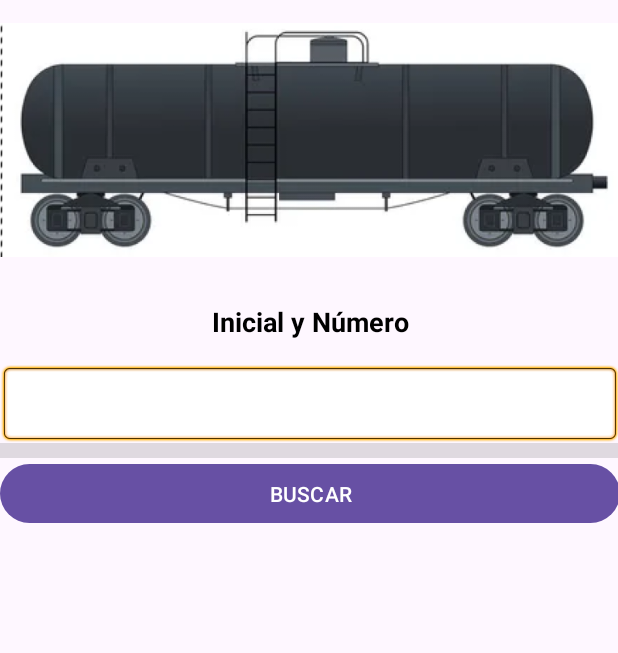
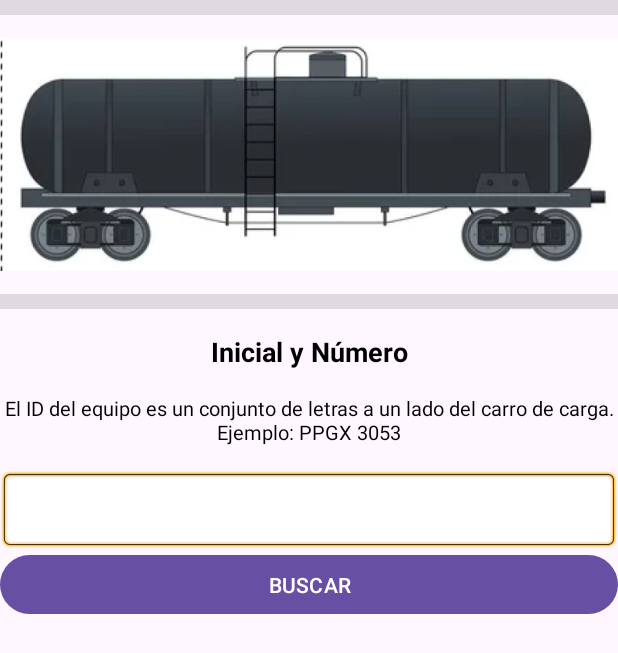
Before and after one commit to edsarmiento/train_advisor, an Android app: the screen it shows after launch (MainActivity), on a phone screen of 412 x 824 dp. Shown: the top 653 px of the screen. Run offline under Robolectric (Android 15) with nearby library versions, the phone set to English and light mode, and no system bars.

Commit message:
initial layout ok

```diff
--- a/app/src/main/res/layout/activity_main.xml
+++ b/app/src/main/res/layout/activity_main.xml
@@ -7,12 +7,21 @@
     android:layout_height="match_parent"
     tools:context=".MainActivity">
 
+    <ScrollView
+        android:layout_width="match_parent"
+        android:layout_height="match_parent">
+
         <LinearLayout
-        android:layout_width="413dp"
-        android:layout_height="402dp"
+            android:layout_width="match_parent"
+            android:layout_height="match_parent"
             android:orientation="vertical"
             app:layout_constraintStart_toStartOf="parent"
             tools:layout_editor_absoluteY="1dp">
+            <View
+                android:id="@+id/divider1"
+                android:layout_width="match_parent"
+                android:layout_height="10dp"
+                android:background="?android:attr/listDivider" />
 
             <ImageView
                 android:id="@+id/imageView"
@@ -24,35 +33,45 @@
                 tools:layout_editor_absoluteX="0dp"
                 tools:layout_editor_absoluteY="-1dp" />
 
+            <View
+                android:id="@+id/divider2"
+                android:layout_width="match_parent"
+                android:layout_height="10dp"
+                android:background="?android:attr/listDivider" />
+
             <TextView
                 android:id="@+id/label1"
                 android:layout_width="match_parent"
                 android:layout_height="wrap_content"
+                android:layout_marginTop="16dp"
+                android:text="Inicial y Número"
                 android:textAlignment="center"
+                android:textColor="#000000"
                 android:textSize="18sp"
+                android:textStyle="bold" />
+
+            <TextView
+                android:id="@+id/label12"
+                android:layout_width="match_parent"
+                android:layout_height="wrap_content"
+                android:layout_marginTop="16dp"
+                android:text="El ID del equipo es un conjunto de letras a un lado del carro de carga. Ejemplo: PPGX 3053"
+                android:textAlignment="center"
                 android:textColor="#000000"
-            android:textStyle="bold"
-            android:layout_marginTop="16dp"
-            android:text="Inicial y Número" />
+                android:textSize="13sp" />
 
             <EditText
                 android:id="@+id/container_input"
                 android:layout_width="match_parent"
                 android:layout_height="wrap_content"
+                android:layout_marginTop="16dp"
+                android:background="@android:drawable/editbox_background"
+                android:hint=""
+                android:inputType="text"
+                android:maxLength="12"
+                android:padding="15dp"
                 android:textAlignment="center"
-            android:hint=""
-            android:padding="15dp"
-            android:background="@android:drawable/editbox_background"
-            android:textSize="16sp"
-            android:maxLength="12"
-            android:inputType="text"
-            android:layout_marginTop="16dp" />
-
-        <View
-            android:id="@+id/divider"
-            android:layout_width="match_parent"
-            android:layout_height="10dp"
-            android:background="?android:attr/listDivider" />
+                android:textSize="16sp" />
 
             <Button
                 android:id="@+id/search_button"
@@ -64,4 +83,6 @@
 
         </LinearLayout>
 
+    </ScrollView>
+
 </androidx.constraintlayout.widget.ConstraintLayout>
```
Lines whose indentation alone changed are shown as unchanged.
